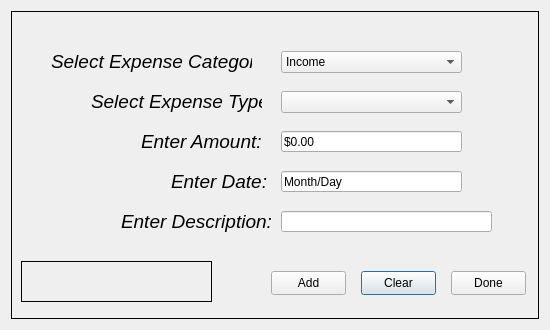
First picture: the form in rsrc/UI/ExpensePopUp.ui, repository Winkelmann17/BudgetTool-Python, before the edit.
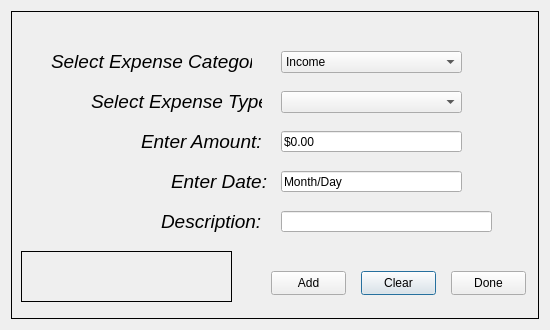
Second picture: the form after the edit.

Commit message: Added Dialog functionality. Needs error checking and table updating after exit

The edit to the form file:
```diff
--- a/rsrc/UI/ExpensePopUp.ui
+++ b/rsrc/UI/ExpensePopUp.ui
@@ -53,9 +53,9 @@
       <property name="geometry">
        <rect>
         <x>10</x>
-        <y>250</y>
-        <width>191</width>
-        <height>41</height>
+        <y>240</y>
+        <width>211</width>
+        <height>51</height>
        </rect>
       </property>
       <property name="styleSheet">
@@ -67,6 +67,12 @@
       <property name="textFormat">
        <enum>Qt::RichText</enum>
       </property>
+      <property name="scaledContents">
+       <bool>false</bool>
+      </property>
+      <property name="wordWrap">
+       <bool>true</bool>
+      </property>
      </widget>
      <widget class="QComboBox" name="catBox">
       <property name="geometry">
@@ -171,14 +177,14 @@
      <widget class="QLabel" name="enterDescLabel">
       <property name="geometry">
        <rect>
-        <x>110</x>
+        <x>150</x>
         <y>190</y>
-        <width>151</width>
+        <width>101</width>
         <height>41</height>
        </rect>
       </property>
       <property name="text">
-       <string>&lt;html&gt;&lt;head/&gt;&lt;body&gt;&lt;p&gt;&lt;span style=&quot; font-size:14pt; font-style:italic;&quot;&gt;Enter Description:&lt;/span&gt;&lt;/p&gt;&lt;/body&gt;&lt;/html&gt;</string>
+       <string>&lt;html&gt;&lt;head/&gt;&lt;body&gt;&lt;p&gt;&lt;span style=&quot; font-size:14pt; font-style:italic;&quot;&gt;Description:&lt;/span&gt;&lt;/p&gt;&lt;/body&gt;&lt;/html&gt;</string>
       </property>
       <property name="textFormat">
        <enum>Qt::RichText</enum>
```
The commit also changes 3 other files.
